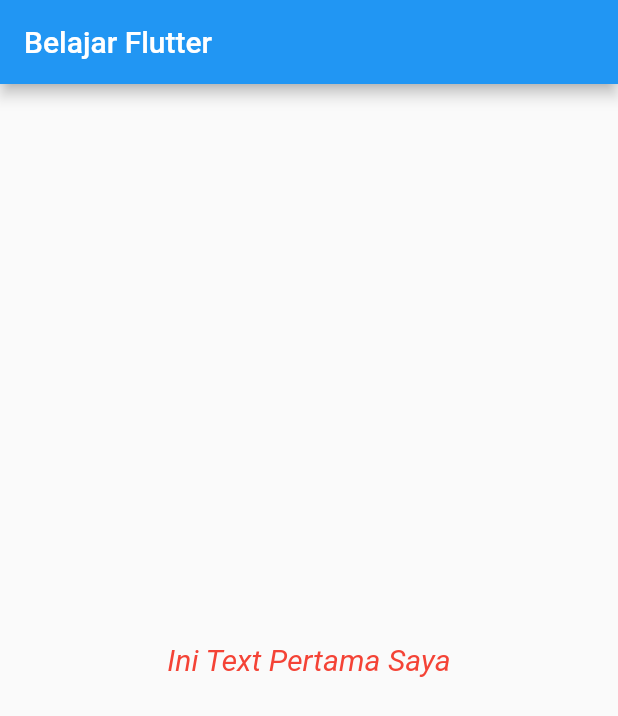
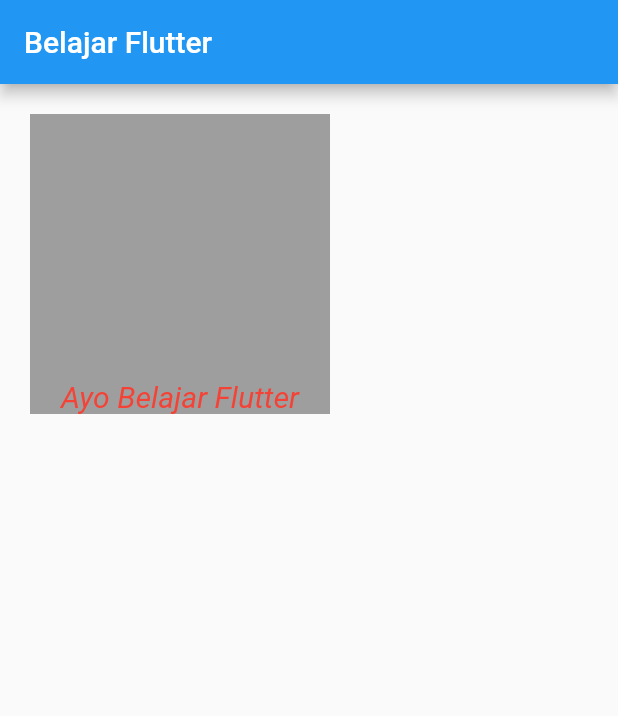
Before and after one commit to muhademan/materiflutter, a Flutter app: the screen it shows after launch, on a phone screen of 412 x 824 dp. Shown: the top 716 px of the screen. Run offline on Flutter 3.47's test engine with Material 2 defaults, Android fonts, the phone set to English and light mode, and no system bars.

Commit message:
container pada text

```diff
--- a/lib/main.dart
+++ b/lib/main.dart
@@ -20,8 +20,14 @@ class MyHomePage extends StatelessWidget {
       appBar: AppBar(
         title: Text('Belajar Flutter'),
       ),
-      body: Center(
-          child: Text('Ini Text Pertama Saya',
+      body: Container(
+
+          margin: EdgeInsets.all(20),
+        height: 200,
+        width: 200,
+        alignment: Alignment.bottomCenter,
+          color: Colors.grey,
+          child: Text('Ayo Belajar Flutter',
             style: TextStyle(fontStyle: FontStyle.italic,
                 fontSize: 20,
                 color: Colors.red
```
